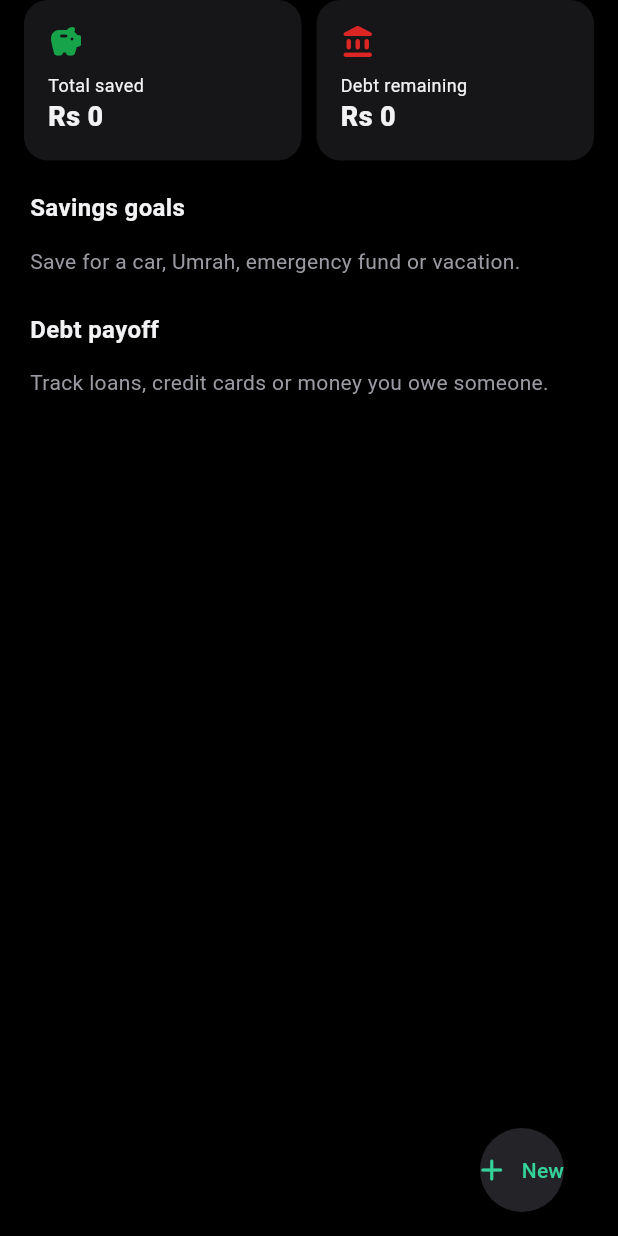
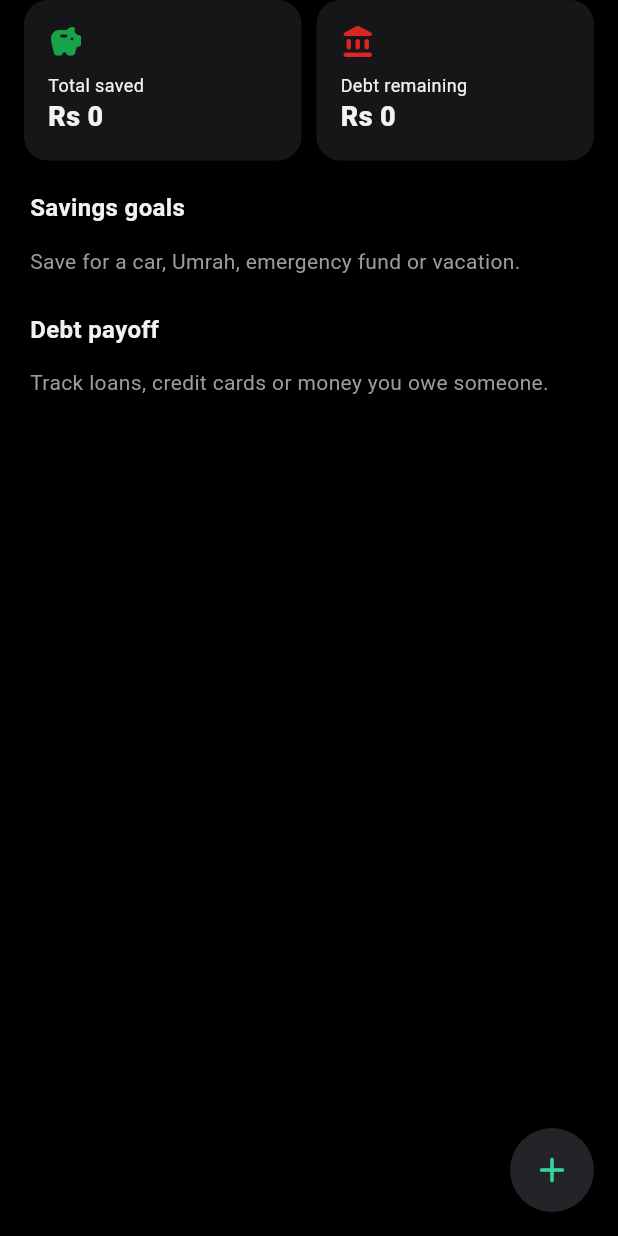
Before and after one commit to aamirzia-code/bills-o9-time, a Flutter app: the GoalsScreen screen opened directly, on a phone screen of 412 x 824 dp. Run offline on Flutter 3.47's test engine with Material 3 defaults, Android fonts, the phone set to English and light mode, and no system bars; our stand-ins replace fl_chart, flutter_local_notifications, pdf, share_plus, sqflite, sqflite_common_ffi_web and 1 more; accounts and stored records are empty.

Commit message:
Polish: whole-rupee amounts, round add buttons, summary spacing, README
Co-Authored-By: Claude Opus 5.5 <noreply@anthropic.com>
Claude-Session: https://claude.ai/code/session_017QnFWJdopTy4iiCsQLMVnK

```diff
--- a/lib/db.dart
+++ b/lib/db.dart
@@ -87,7 +87,7 @@ class AppDb {
           'type': TxType.expense.index,
           'amount': (x[2] as double) * (1 + (m % 3) * 0.12),
           'category_id': await cat(x[0] as String),
-          'account_id': day.isEven ? bank : cash,
+          'account_id': (x[2] as double) < 3000 ? cash : bank,
           'date': on(m, day).millisecondsSinceEpoch, 'note': x[1],
         });
       }
--- a/lib/screens/budget_hub.dart
+++ b/lib/screens/budget_hub.dart
@@ -152,6 +152,7 @@ class _BudgetSummaryState extends State<BudgetSummary> {
             Expanded(
                 child: Text(label,
                     style: TextStyle(color: cs.onSurfaceVariant))),
+            const SizedBox(width: 8),
             trailing,
           ],
         ),
--- a/lib/screens/budget_screen.dart
+++ b/lib/screens/budget_screen.dart
@@ -31,11 +31,11 @@ class _BudgetScreenState extends State<BudgetScreen> {
 
     return Scaffold(
       appBar: widget.embedded ? null : AppBar(title: const Text('Budget')),
-      floatingActionButton: FloatingActionButton.extended(
+      floatingActionButton: FloatingActionButton(
         heroTag: 'budget-fab',
+        tooltip: 'Add category budget',
         onPressed: () => showBudgetSheet(context),
-        icon: const Icon(Icons.add_rounded),
-        label: const Text('Category budget'),
+        child: const Icon(Icons.add_rounded, size: 28),
       ),
       body: ListView(
         padding: const EdgeInsets.fromLTRB(16, 0, 16, 100),
--- a/lib/screens/goals_screen.dart
+++ b/lib/screens/goals_screen.dart
@@ -22,12 +22,12 @@ class GoalsScreen extends StatelessWidget {
 
     return Scaffold(
       appBar: embedded ? null : AppBar(title: const Text('Goals & Debts')),
-      floatingActionButton: FloatingActionButton.extended(
+      floatingActionButton: FloatingActionButton(
         heroTag: 'goals-fab',
+        tooltip: 'New goal',
         onPressed: () => Navigator.push(context,
             MaterialPageRoute(builder: (_) => const GoalTemplatePicker())),
-        icon: const Icon(Icons.add_rounded),
-        label: const Text('New'),
+        child: const Icon(Icons.add_rounded, size: 28),
       ),
       body: ListView(
         padding: const EdgeInsets.fromLTRB(16, 0, 16, 100),
--- a/lib/utils.dart
+++ b/lib/utils.dart
@@ -64,7 +64,8 @@ class Fmt {
     if (compact && v.abs() >= 100000) {
       return '$symbol ${NumberFormat.compact().format(v)}';
     }
-    final f = NumberFormat('#,##0.##');
+    // Whole amounts for anything over 100; paisa only for small values.
+    final f = NumberFormat(v.abs() >= 100 ? '#,##0' : '#,##0.##');
     return '$symbol ${f.format(v)}';
   }
 
```
Also changed, not shown: 1 other file.
